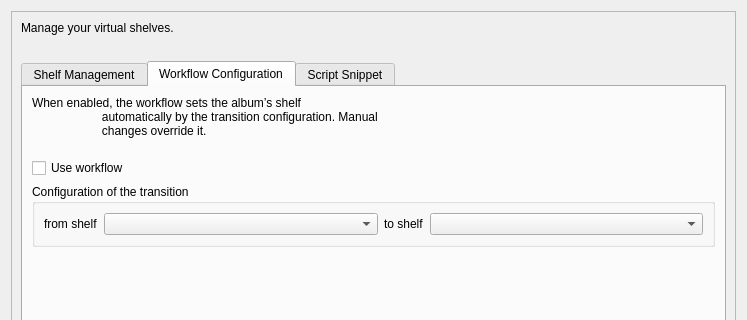
Above: shelves/ui/shelves.ui from nrth3rnlb/picard-plugin-shelves before the change; both pictures show x 0 to 747 and y 0 to 320 of the 747 by 748 pixel window. Below: the same form after it.
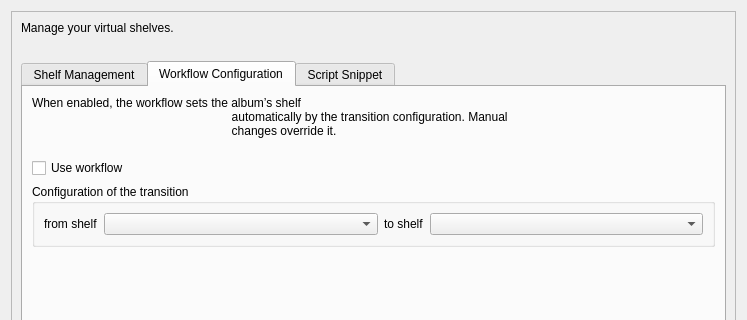
That is the form after the change.

The edit to the form file:
```diff
--- a/shelves/ui/shelves.ui
+++ b/shelves/ui/shelves.ui
@@ -197,8 +197,8 @@
             <widget class="QLabel" name="l_workflow_description">
              <property name="text">
                  <string>When enabled, the workflow sets the album’s shelf
-                     automatically by the transition configuration. Manual
-                     changes override it.
+                                                            automatically by the transition configuration. Manual
+                                                            changes override it.
                  </string>
              </property>
              <property name="wordWrap">
```
Left out of the diff: 29 changed lines with no effect on the pictures. Lines whose indentation alone changed are shown as unchanged.
